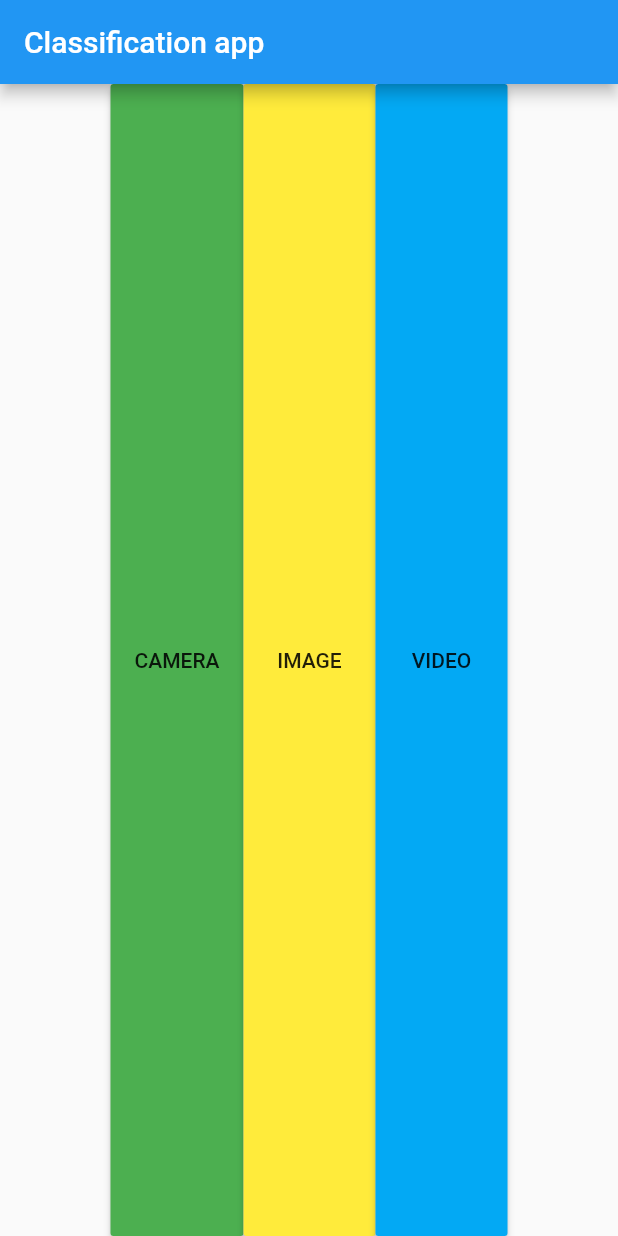
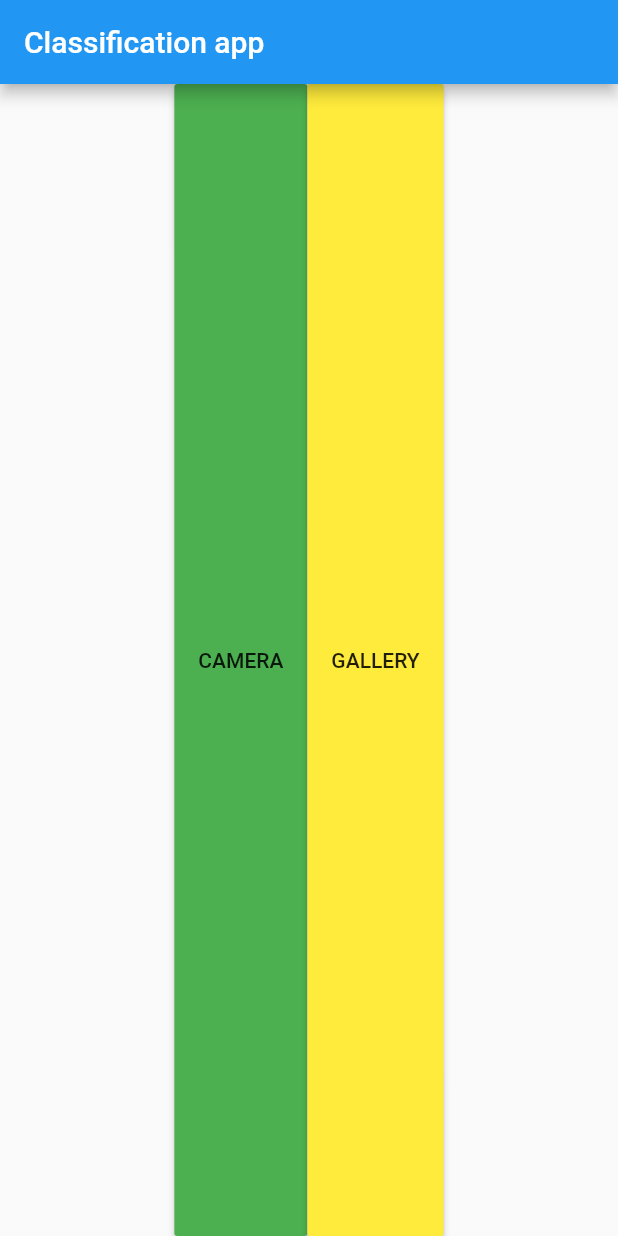
Before and after one commit to piyushchauhan/btp-app, a Flutter app: the screen it shows after launch, on a phone screen of 412 x 824 dp. Run offline on Flutter 3.47's test engine with Material 2 defaults, Android fonts, the phone set to English and light mode, and no system bars; our stand-ins replace camera, image_picker, video_player; missing offline and left inert: imei_plugin, tflite.

```diff
--- a/lib/home_page.dart
+++ b/lib/home_page.dart
@@ -3,6 +3,7 @@ import 'package:flutter/material.dart';
 import 'package:safety_app/camera.dart';
 import 'package:safety_app/image_page.dart';
 import 'package:safety_app/video_page.dart';
+import 'package:imei_plugin/imei_plugin.dart';
 
 class MyHomePage extends StatefulWidget {
   @override
@@ -10,6 +11,20 @@ class MyHomePage extends StatefulWidget {
 }
 
 class _MyHomePageState extends State<MyHomePage> {
+  String imei;
+  getImei() async {
+    String i = await ImeiPlugin.getImei();
+    setState(() {
+      imei = i;
+    });
+  }
+
+  @override
+  void initState() {
+    super.initState();
+    getImei();
+  }
+
   @override
   Widget build(BuildContext context) {
     return Scaffold(
@@ -28,7 +43,10 @@ class _MyHomePageState extends State<MyHomePage> {
                   Navigator.push(
                     context,
                     MaterialPageRoute(
-                      builder: (context) => CameraPage(camera: cameras[0]),
+                      builder: (context) => CameraPage(
+                        camera: cameras[0],
+                        imei: imei,
+                      ),
                     ),
                   );
               },
@@ -40,9 +58,9 @@ class _MyHomePageState extends State<MyHomePage> {
                 Navigator.push(context,
                     MaterialPageRoute(builder: (context) => ImagePage()));
               },
-              child: Container(child: Center(child: Text('IMAGE'))),
+              child: Container(child: Center(child: Text('GALLERY'))),
             ),
-            RaisedButton(
+            /* RaisedButton(
               color: Colors.lightBlue,
               onPressed: () {
                 Navigator.push(
@@ -53,7 +71,7 @@ class _MyHomePageState extends State<MyHomePage> {
               child: Container(
                 child: Center(child: Text('VIDEO')),
               ),
-            ),
+            ), */
           ],
         ),
       ),
--- a/pubspec.yaml
+++ b/pubspec.yaml
@@ -34,6 +34,7 @@ dependencies:
   path_provider: ^1.6.24
   camera:
   path:
+  imei_plugin: ^1.2.0
   # tflite_flutter: ^0.5.0
   # tflite_flutter_helper: ^0.1.2
 
```
Also changed, not shown: lib/camera.dart (+8 -10 lines).
